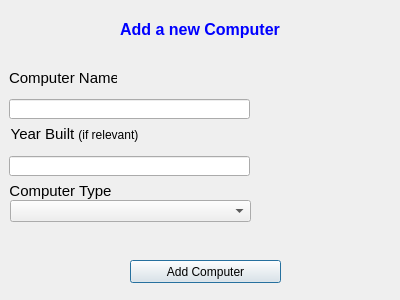
Qt form Group36W3/ui/addcomputerdialog.ui (skulia15/Group36) before a commit.
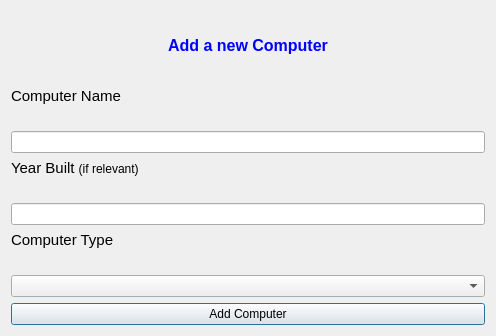
The same form after that commit.

Commit message: error check

What changed in the file:
```diff
--- a/Group36W3/ui/addcomputerdialog.ui
+++ b/Group36W3/ui/addcomputerdialog.ui
@@ -6,146 +6,97 @@
    <rect>
     <x>0</x>
     <y>0</y>
-    <width>400</width>
-    <height>300</height>
+    <width>496</width>
+    <height>336</height>
    </rect>
   </property>
   <property name="windowTitle">
    <string>Dialog</string>
   </property>
-  <widget class="QPushButton" name="button_add_computer_box">
-   <property name="geometry">
-    <rect>
-     <x>130</x>
-     <y>260</y>
-     <width>151</width>
-     <height>23</height>
-    </rect>
-   </property>
-   <property name="cursor">
-    <cursorShape>PointingHandCursor</cursorShape>
-   </property>
-   <property name="text">
-    <string>Add Computer</string>
-   </property>
-  </widget>
-  <widget class="QLineEdit" name="Input_computer_name">
-   <property name="geometry">
-    <rect>
-     <x>9</x>
-     <y>99</y>
-     <width>241</width>
-     <height>20</height>
-    </rect>
-   </property>
-  </widget>
-  <widget class="QLineEdit" name="input_year_built">
-   <property name="geometry">
-    <rect>
-     <x>9</x>
-     <y>156</y>
-     <width>241</width>
-     <height>20</height>
-    </rect>
-   </property>
-  </widget>
-  <widget class="QLabel" name="label_add_computer">
-   <property name="geometry">
-    <rect>
-     <x>120</x>
-     <y>20</y>
-     <width>171</width>
-     <height>19</height>
-    </rect>
-   </property>
-   <property name="toolTip">
-    <string>&lt;html&gt;&lt;head/&gt;&lt;body&gt;&lt;p align=&quot;center&quot;&gt;&lt;br/&gt;&lt;/p&gt;&lt;/body&gt;&lt;/html&gt;</string>
-   </property>
-   <property name="text">
-    <string>&lt;html&gt;&lt;head/&gt;&lt;body&gt;&lt;p&gt;&lt;span style=&quot; font-size:12pt; font-weight:600; color:#0000ff;&quot;&gt;Add a new Computer&lt;/span&gt;&lt;/p&gt;&lt;/body&gt;&lt;/html&gt;</string>
-   </property>
-  </widget>
-  <widget class="QLabel" name="label_computer_type">
-   <property name="geometry">
-    <rect>
-     <x>9</x>
-     <y>125</y>
-     <width>131</width>
-     <height>18</height>
-    </rect>
-   </property>
-   <property name="text">
-    <string>&lt;html&gt;&lt;head/&gt;&lt;body&gt;&lt;p align=&quot;center&quot;&gt;&lt;span style=&quot; font-size:11pt;&quot;&gt;Year Built &lt;/span&gt;&lt;span style=&quot; font-size:9pt;&quot;&gt;(if relevant)&lt;/span&gt;&lt;/p&gt;&lt;/body&gt;&lt;/html&gt;</string>
-   </property>
-  </widget>
-  <widget class="QLabel" name="label_error_computer_type">
-   <property name="geometry">
-    <rect>
-     <x>130</x>
-     <y>180</y>
-     <width>191</width>
-     <height>20</height>
-    </rect>
-   </property>
-   <property name="text">
-    <string/>
-   </property>
-  </widget>
-  <widget class="QLabel" name="label_year_built">
-   <property name="geometry">
-    <rect>
-     <x>9</x>
-     <y>182</y>
-     <width>103</width>
-     <height>18</height>
-    </rect>
-   </property>
-   <property name="text">
-    <string>&lt;html&gt;&lt;head/&gt;&lt;body&gt;&lt;p align=&quot;center&quot;&gt;&lt;span style=&quot; font-size:11pt;&quot;&gt;Computer Type&lt;/span&gt;&lt;/p&gt;&lt;/body&gt;&lt;/html&gt;</string>
-   </property>
-  </widget>
-  <widget class="QLabel" name="label_input_label_computer">
-   <property name="geometry">
-    <rect>
-     <x>9</x>
-     <y>69</y>
-     <width>108</width>
-     <height>18</height>
-    </rect>
-   </property>
-   <property name="text">
-    <string>&lt;html&gt;&lt;head/&gt;&lt;body&gt;&lt;p align=&quot;center&quot;&gt;&lt;span style=&quot; font-size:11pt;&quot;&gt;Computer Name&lt;/span&gt;&lt;/p&gt;&lt;/body&gt;&lt;/html&gt;</string>
-   </property>
-  </widget>
-  <widget class="QComboBox" name="comboBox_computer_type">
-   <property name="geometry">
-    <rect>
-     <x>10</x>
-     <y>200</y>
-     <width>241</width>
-     <height>22</height>
-    </rect>
-   </property>
-   <property name="cursor">
-    <cursorShape>PointingHandCursor</cursorShape>
-   </property>
-  </widget>
-  <widget class="QLabel" name="label_error_computer_name">
-   <property name="enabled">
-    <bool>true</bool>
-   </property>
-   <property name="geometry">
-    <rect>
-     <x>130</x>
-     <y>70</y>
-     <width>211</width>
-     <height>16</height>
-    </rect>
-   </property>
-   <property name="text">
-    <string/>
-   </property>
-  </widget>
+  <layout class="QVBoxLayout" name="verticalLayout_2">
+   <item alignment="Qt::AlignHCenter">
+    <widget class="QLabel" name="label_add_computer">
+     <property name="toolTip">
+      <string>&lt;html&gt;&lt;head/&gt;&lt;body&gt;&lt;p align=&quot;center&quot;&gt;&lt;br/&gt;&lt;/p&gt;&lt;/body&gt;&lt;/html&gt;</string>
+     </property>
+     <property name="text">
+      <string>&lt;html&gt;&lt;head/&gt;&lt;body&gt;&lt;p&gt;&lt;span style=&quot; font-size:12pt; font-weight:600; color:#0000ff;&quot;&gt;Add a new Computer&lt;/span&gt;&lt;/p&gt;&lt;/body&gt;&lt;/html&gt;</string>
+     </property>
+    </widget>
+   </item>
+   <item>
+    <layout class="QVBoxLayout" name="verticalLayout">
+     <item>
+      <widget class="QLabel" name="label_input_label_computer">
+       <property name="text">
+        <string>&lt;html&gt;&lt;head/&gt;&lt;body&gt;&lt;p&gt;&lt;span style=&quot; font-size:11pt;&quot;&gt;Computer Name&lt;/span&gt;&lt;/p&gt;&lt;/body&gt;&lt;/html&gt;</string>
+       </property>
+      </widget>
+     </item>
+     <item>
+      <widget class="QLabel" name="label_error_computer_name">
+       <property name="enabled">
+        <bool>true</bool>
+       </property>
+       <property name="text">
+        <string/>
+       </property>
+      </widget>
+     </item>
+     <item>
+      <widget class="QLineEdit" name="Input_computer_name"/>
+     </item>
+     <item>
+      <widget class="QLabel" name="label_year_built">
+       <property name="text">
+        <string>&lt;html&gt;&lt;head/&gt;&lt;body&gt;&lt;p&gt;&lt;span style=&quot; font-size:11pt;&quot;&gt;Year Built &lt;/span&gt;&lt;span style=&quot; font-size:9pt;&quot;&gt;(if relevant)&lt;/span&gt;&lt;/p&gt;&lt;/body&gt;&lt;/html&gt;</string>
+       </property>
+      </widget>
+     </item>
+     <item>
+      <widget class="QLabel" name="label_error_YB">
+       <property name="text">
+        <string/>
+       </property>
+      </widget>
+     </item>
+     <item>
+      <widget class="QLineEdit" name="input_year_built"/>
+     </item>
+     <item>
+      <widget class="QLabel" name="label_Computer_type">
+       <property name="text">
+        <string>&lt;html&gt;&lt;head/&gt;&lt;body&gt;&lt;p&gt;&lt;span style=&quot; font-size:11pt;&quot;&gt;Computer Type&lt;/span&gt;&lt;/p&gt;&lt;/body&gt;&lt;/html&gt;</string>
+       </property>
+      </widget>
+     </item>
+     <item>
+      <widget class="QLabel" name="label_error_computer_type">
+       <property name="text">
+        <string/>
+       </property>
+      </widget>
+     </item>
+     <item>
+      <widget class="QComboBox" name="comboBox_computer_type">
+       <property name="cursor">
+        <cursorShape>PointingHandCursor</cursorShape>
+       </property>
+      </widget>
+     </item>
+    </layout>
+   </item>
+   <item>
+    <widget class="QPushButton" name="button_add_computer_box">
+     <property name="cursor">
+      <cursorShape>PointingHandCursor</cursorShape>
+     </property>
+     <property name="text">
+      <string>Add Computer</string>
+     </property>
+    </widget>
+   </item>
+  </layout>
  </widget>
  <resources/>
  <connections/>
```
The commit also changes 4 other files.
